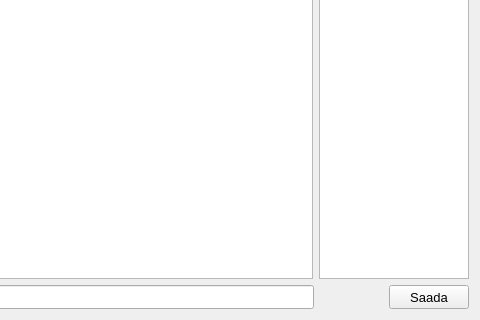
sitisl/Mola_rakendus, file FormLogin/FormMessenger.ui: the form before one commit; both pictures show x 454 to 934 and y 342 to 662 of the 934 by 662 pixel window.
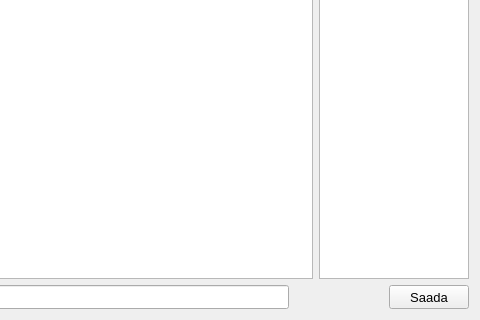
The form after the commit. Icons and pictures are not drawn.

Commit message: sound when message arrives

Patch:
```diff
--- a/FormLogin/FormMessenger.ui
+++ b/FormLogin/FormMessenger.ui
@@ -154,6 +154,40 @@
         </property>
        </widget>
       </item>
+      <item>
+       <widget class="QPushButton" name="btnSound">
+        <property name="sizePolicy">
+         <sizepolicy hsizetype="Fixed" vsizetype="Fixed">
+          <horstretch>0</horstretch>
+          <verstretch>0</verstretch>
+         </sizepolicy>
+        </property>
+        <property name="minimumSize">
+         <size>
+          <width>15</width>
+          <height>15</height>
+         </size>
+        </property>
+        <property name="maximumSize">
+         <size>
+          <width>20</width>
+          <height>20</height>
+         </size>
+        </property>
+        <property name="toolTip">
+         <string>Sõnumi märguanne: sees</string>
+        </property>
+        <property name="styleSheet">
+         <string notr="true"/>
+        </property>
+        <property name="text">
+         <string/>
+        </property>
+        <property name="flat">
+         <bool>true</bool>
+        </property>
+       </widget>
+      </item>
       <item>
        <widget class="QPushButton" name="btnPicture">
         <property name="sizePolicy">
```
Left out of the diff: 9 changed lines with no effect on the pictures. The commit also changes 9 other files.
